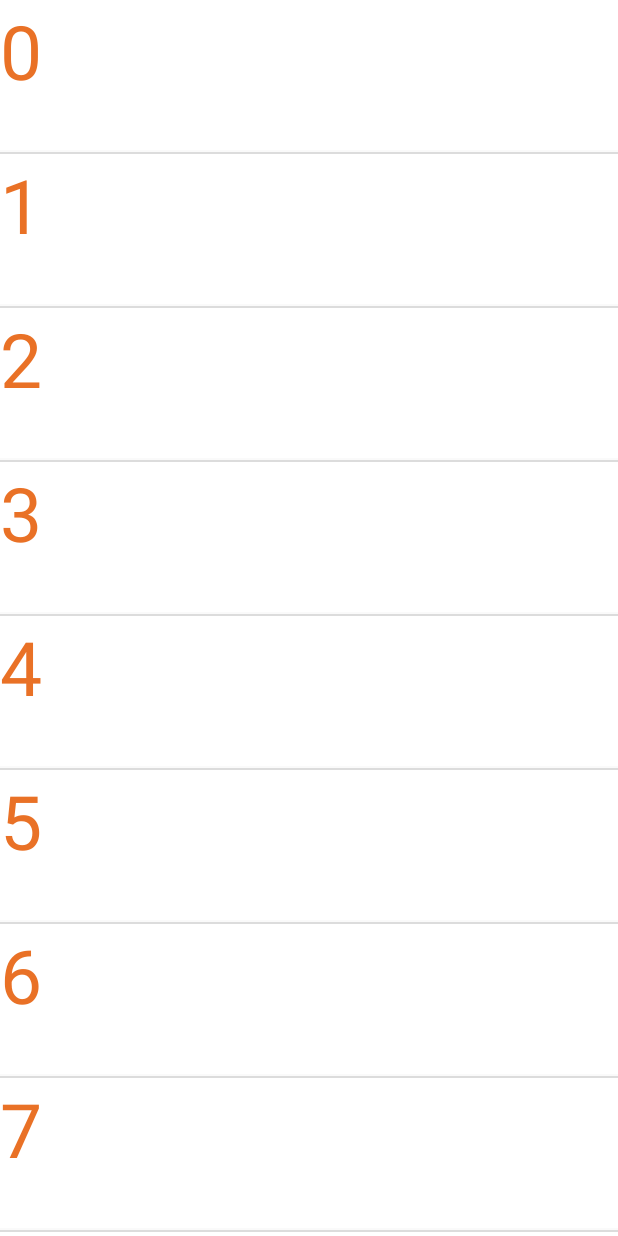
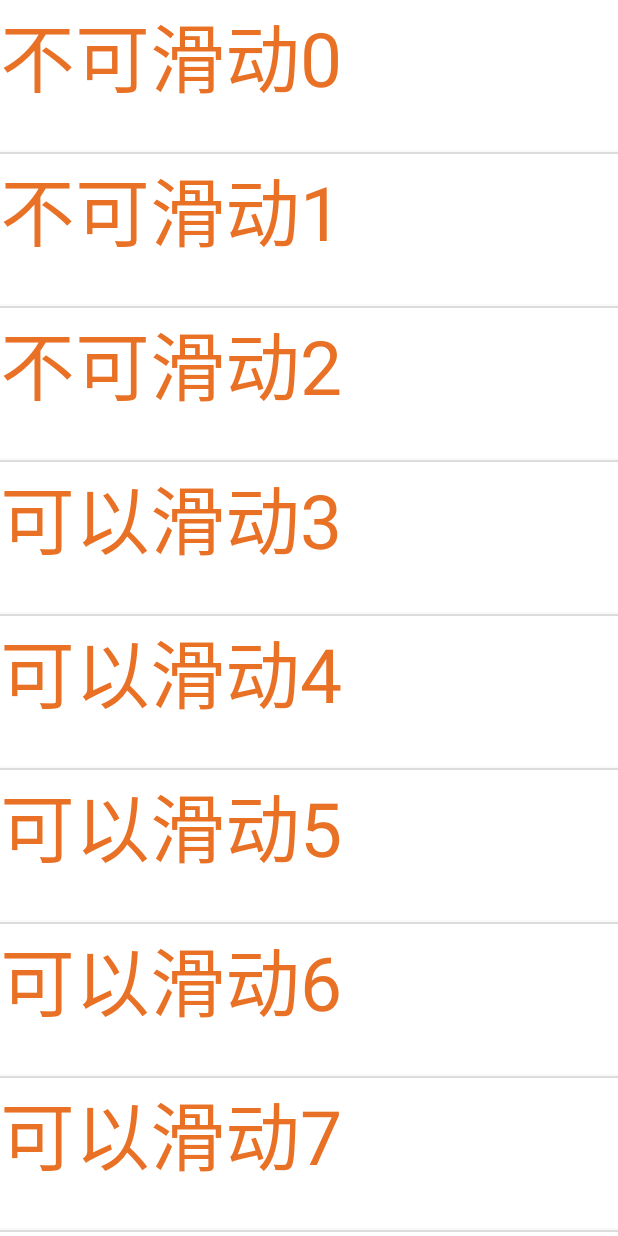
Before and after one commit to hqx1990/AndroidDevelopmentArtExplo, an Android app: the LeftDeletaActivity2 screen opened directly, with no data from a screen before it, on a phone screen of 412 x 824 dp. Run offline under Robolectric (Android 15) with nearby library versions, the phone set to English and light mode, and no system bars; libraries missing offline, so code that uses them is left out: com.zy.logcat.

Commit message:
设置前三条数据不能滑动

```diff
--- a/app/src/main/java/com/bestvike/androiddevelopmentartexploration/listLeftDelete/leftDelete2/LeftDeletaActivity2.java
+++ b/app/src/main/java/com/bestvike/androiddevelopmentartexploration/listLeftDelete/leftDelete2/LeftDeletaActivity2.java
@@ -24,7 +24,6 @@ public class LeftDeletaActivity2 extends BaseActivity implements LeftDeletaAdapt
     private List<String> list;
     private RecyclerView recyclerView;
     private LeftDeletaAdapter2 adapter;
-    private LeftSlideView leftSlideView;
 
     @Override
     protected void onCreate(@Nullable Bundle savedInstanceState) {
@@ -45,8 +44,6 @@ public class LeftDeletaActivity2 extends BaseActivity implements LeftDeletaAdapt
     }
 
     private void findView(){
-        leftSlideView = findViewById(R.id.leftSlideView);
-        leftSlideView.setFlag("1");
         recyclerView = findViewById(R.id.recyclerView);
         adapter = new LeftDeletaAdapter2(this,list,R.layout.leftdeleteitem2);
         adapter.setIonSlidingViewClickListener(this);
--- a/app/src/main/java/com/bestvike/androiddevelopmentartexploration/listLeftDelete/leftDelete2/LeftDeletaAdapter2.java
+++ b/app/src/main/java/com/bestvike/androiddevelopmentartexploration/listLeftDelete/leftDelete2/LeftDeletaAdapter2.java
@@ -2,6 +2,7 @@ package com.bestvike.androiddevelopmentartexploration.listLeftDelete.leftDelete2
 
 import android.content.Context;
 import android.support.v7.widget.RecyclerView;
+import android.view.LayoutInflater;
 import android.view.View;
 import android.view.ViewGroup;
 import android.widget.TextView;
@@ -13,10 +14,10 @@ import java.util.List;
 
 public class LeftDeletaAdapter2 extends BaseRecyclerAdapter<String> implements LeftSlideView.IonSlidingButtonListener{
 
+    private int BanSliding = 100886;//不可滑动
+
     private LeftSlideView mMenu = null;
-
     private IonSlidingViewClickListener mIDeleteBtnClickListener;
-
     private IonSlidingViewClickListener mISetBtnClickListener;
 
 
@@ -26,15 +27,26 @@ public class LeftDeletaAdapter2 extends BaseRecyclerAdapter<String> implements L
 
     @Override
     protected RecyclerView.ViewHolder onCreateHolder(ViewGroup parent, View view, int viewType) {
+        if(BanSliding == viewType){
+            View v = LayoutInflater.from(reference.get()).inflate(R.layout.leftdeleteitem3,parent,false);
+            return new ViewHolderBanSliding(v);
+        }else{
             return new MyViewHolder(view);
+        }
     }
 
     @Override
     protected void onBindHolder(RecyclerView.ViewHolder holder, int position) {
+
+        if(holder instanceof ViewHolderBanSliding){
+            final ViewHolderBanSliding viewHolder = (ViewHolderBanSliding) holder;
+            viewHolder.textView.setText("不可滑动"+datas.get(position));
+            //设置内容布局的宽为屏幕宽度
+            viewHolder.layout_content.getLayoutParams().width = Utils.getScreenWidth(reference.get());
+        }else{
             final MyViewHolder viewHolder = (MyViewHolder) holder;
 
-        viewHolder.textView.setText(datas.get(position));
-
+            viewHolder.textView.setText("可以滑动"+datas.get(position));
             //设置内容布局的宽为屏幕宽度
             viewHolder.layout_content.getLayoutParams().width = Utils.getScreenWidth(reference.get());
 
@@ -54,7 +66,6 @@ public class LeftDeletaAdapter2 extends BaseRecyclerAdapter<String> implements L
                 }
             });
 
-
             //左滑设置点击事件
             viewHolder.btn_Set.setOnClickListener(new View.OnClickListener() {
                 @Override
@@ -65,7 +76,6 @@ public class LeftDeletaAdapter2 extends BaseRecyclerAdapter<String> implements L
                 }
             });
 
-
             //左滑删除点击事件
             viewHolder.btn_Delete.setOnClickListener(new View.OnClickListener() {
                 @Override
@@ -74,7 +84,15 @@ public class LeftDeletaAdapter2 extends BaseRecyclerAdapter<String> implements L
                     mIDeleteBtnClickListener.onDeleteBtnCilck(view, n);
                 }
             });
+        }
+    }
 
+    @Override
+    public int getItemViewType(int position) {
+        if(position < 3){
+            return BanSliding;
+        }
+        return super.getItemViewType(position);
     }
 
     private class MyViewHolder extends RecyclerView.ViewHolder{
@@ -92,6 +110,18 @@ public class LeftDeletaAdapter2 extends BaseRecyclerAdapter<String> implements L
             layout_content =  itemView.findViewById(R.id.layout_content);
 
             ((LeftSlideView) itemView).setSlidingButtonListener(LeftDeletaAdapter2.this);
+        }
+    }
+
+    private class ViewHolderBanSliding extends RecyclerView.ViewHolder{
+
+        public TextView textView;
+        public ViewGroup layout_content;
+
+        public ViewHolderBanSliding(View itemView) {
+            super(itemView);
+            textView =  itemView.findViewById(R.id.text);
+            layout_content =  itemView.findViewById(R.id.layout_content);
         }
     }
 
--- a/app/src/main/java/com/bestvike/androiddevelopmentartexploration/listLeftDelete/leftDelete2/LeftSlideView.java
+++ b/app/src/main/java/com/bestvike/androiddevelopmentartexploration/listLeftDelete/leftDelete2/LeftSlideView.java
@@ -17,7 +17,6 @@ public class LeftSlideView extends HorizontalScrollView {
     private boolean once = false;//在onMeasure中只执行一次的判断
     private boolean isOpen = false;//记录按钮菜单是否打开，默认关闭false
     private IonSlidingButtonListener mIonSlidingButtonListener;//自定义的接口，用于传达滑动事件等
-    private String flag;//表示是否可以滑动
 
     /**
      * 1.构造方法
@@ -63,9 +62,6 @@ public class LeftSlideView extends HorizontalScrollView {
     //4.滑动监听，按滑动的距离大小控制菜单开关
     @Override
     public boolean onTouchEvent(MotionEvent ev) {
-        if("1".equals(flag)){
-
-        }
 
         int action = ev.getAction();
         switch (action) {
@@ -153,9 +149,4 @@ public class LeftSlideView extends HorizontalScrollView {
         void onMenuIsOpen(View view);//判断菜单是否打开
         void onDownOrMove(LeftSlideView leftSlideView);//滑动或者点击了Item监听
     }
-
-    public void setFlag(String flag){
-        this.flag = flag;
-    }
-
 }
--- /dev/null
+++ b/app/src/main/res/layout/leftdeleteitem3.xml
@@ -0,0 +1,26 @@
+<?xml version="1.0" encoding="utf-8"?>
+<LinearLayout
+    xmlns:android="http://schemas.android.com/apk/res/android"
+    android:layout_width="match_parent"
+    android:layout_height="100dp"
+    android:background="@android:color/white"
+    android:layout_marginBottom="1dp"
+    android:id="@+id/leftSlideView"
+    >
+
+    <RelativeLayout
+        android:id="@+id/layout_content"
+        android:layout_width="match_parent"
+        android:layout_height="match_parent">
+        <TextView
+            android:id="@+id/text"
+            android:layout_height="match_parent"
+            android:layout_width="match_parent"
+            android:textSize="50dp"
+            android:textColor="#dde65b05"
+            android:background="@drawable/white_background"
+            />
+    </RelativeLayout>
+
+
+</LinearLayout>
```
Lines whose indentation alone changed are shown as unchanged.
